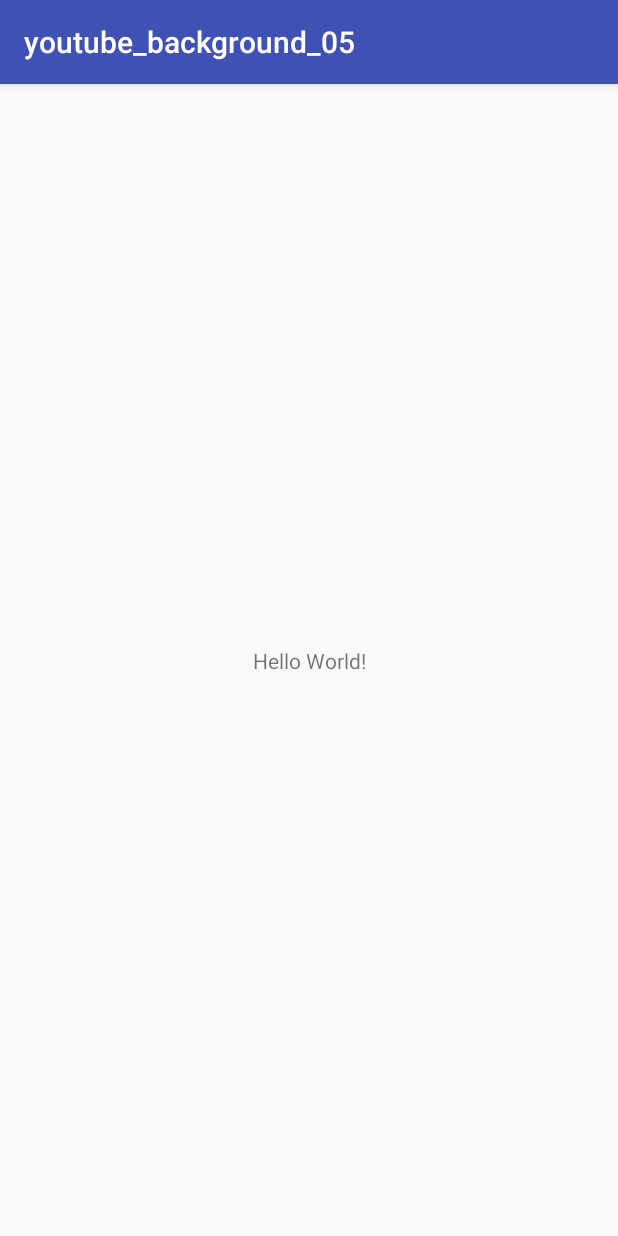
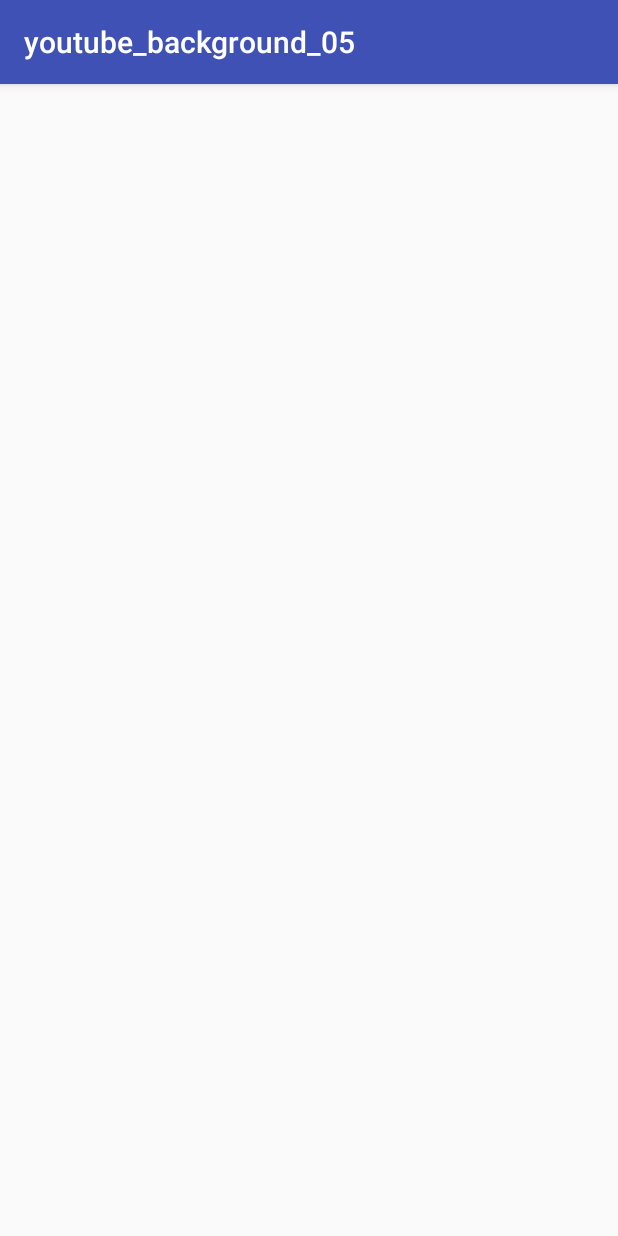
Before and after one commit to awesome-academy/youtube_background_05, an Android app: the screen it shows after launch (MainActivity), on a phone screen of 412 x 824 dp. Run offline under Robolectric (Android 15) with nearby library versions, the phone set to English and light mode, and no system bars.

Commit message:
Fix Comment

```diff
--- a/app/src/main/AndroidManifest.xml
+++ b/app/src/main/AndroidManifest.xml
@@ -5,13 +5,13 @@
 
     <application
         android:allowBackup="true"
-        android:fullBackupContent="@xml/my_backup_rules"
         android:icon="@mipmap/ic_launcher"
         android:label="@string/app_name"
         android:roundIcon="@mipmap/ic_launcher_round"
         android:supportsRtl="true"
         android:theme="@style/AppTheme"
-        tools:ignore="AllowBackup,GoogleAppIndexingWarning">
+        tools:ignore="AllowBackup,GoogleAppIndexingWarning"
+        android:fullBackupContent="@xml/backup_descriptor">
         <activity android:name=".screen.main.MainActivity">
             <intent-filter>
                 <action android:name="android.intent.action.MAIN"/>
--- a/app/src/main/res/layout/activity_main.xml
+++ b/app/src/main/res/layout/activity_main.xml
@@ -1,20 +1,7 @@
 <?xml version="1.0" encoding="utf-8"?>
-<android.support.constraint.ConstraintLayout xmlns:android="http://schemas.android.com/apk/res/android"
-    xmlns:app="http://schemas.android.com/apk/res-auto"
-    xmlns:tools="http://schemas.android.com/tools"
+<android.support.constraint.ConstraintLayout
+    xmlns:android="http://schemas.android.com/apk/res/android"
     android:layout_width="match_parent"
     android:layout_height="match_parent"
-    tools:context=".screen.main.MainActivity"
     >
-
-    <TextView
-        android:layout_width="wrap_content"
-        android:layout_height="wrap_content"
-        android:text="Hello World!"
-        app:layout_constraintBottom_toBottomOf="parent"
-        app:layout_constraintLeft_toLeftOf="parent"
-        app:layout_constraintRight_toRightOf="parent"
-        app:layout_constraintTop_toTopOf="parent"
-        />
-
 </android.support.constraint.ConstraintLayout>
```
Also changed, not shown: app/src/main/res/xml/my_backup_rules.xml (deleted, +0 -10 lines).
